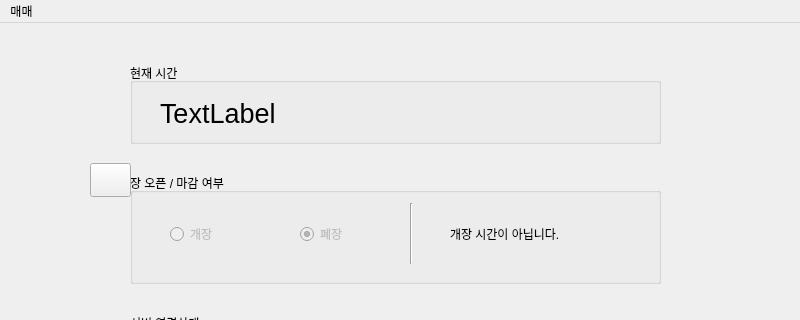
First picture: the form in main.ui, repository munifico/AAT, before the edit; both pictures show x 0 to 800 and y 0 to 320 of the 800 by 538 pixel window.
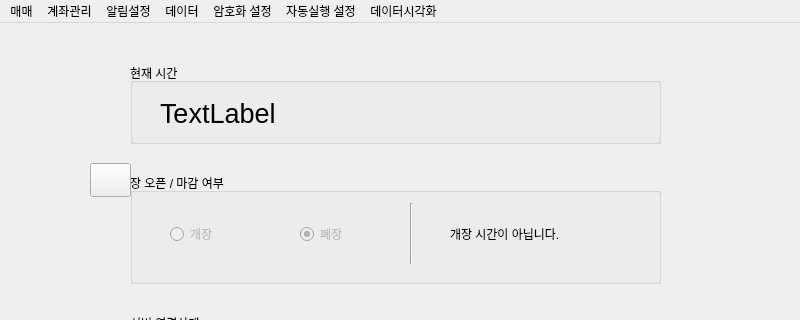
Second picture: the form after the edit. Icons and pictures are not drawn.

What changed in the file:
```diff
--- a/main.ui
+++ b/main.ui
@@ -225,8 +225,52 @@
     <property name="title">
      <string>매매</string>
     </property>
+    <addaction name="action"/>
+    <addaction name="action_2"/>
+    <addaction name="action_7"/>
+   </widget>
+   <widget class="QMenu" name="menu_2">
+    <property name="title">
+     <string>계좌관리</string>
+    </property>
+   </widget>
+   <widget class="QMenu" name="menu_3">
+    <property name="title">
+     <string>알림설정</string>
+    </property>
+    <addaction name="actionPC"/>
+    <addaction name="action_3"/>
+    <addaction name="action_4"/>
+   </widget>
+   <widget class="QMenu" name="menu_4">
+    <property name="title">
+     <string>데이터</string>
+    </property>
+    <addaction name="action_5"/>
+    <addaction name="action_6"/>
+   </widget>
+   <widget class="QMenu" name="menu_5">
+    <property name="title">
+     <string>암호화 설정</string>
+    </property>
+   </widget>
+   <widget class="QMenu" name="menu_6">
+    <property name="title">
+     <string>자동실행 설정</string>
+    </property>
+   </widget>
+   <widget class="QMenu" name="menu_7">
+    <property name="title">
+     <string>데이터시각화</string>
+    </property>
    </widget>
    <addaction name="menu"/>
+   <addaction name="menu_2"/>
+   <addaction name="menu_3"/>
+   <addaction name="menu_4"/>
+   <addaction name="menu_5"/>
+   <addaction name="menu_6"/>
+   <addaction name="menu_7"/>
   </widget>
   <widget class="QStatusBar" name="statusbar"/>
  </widget>
```
Left out of the diff: 40 changed lines with no effect on the pictures.
